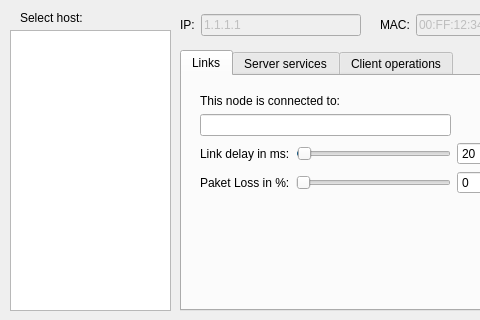
This is node.ui in koppd/mt as Qt 5 draws it before an edit; both pictures show x 0 to 480 and y 0 to 320 of the 646 by 453 pixel window. The edited form follows.
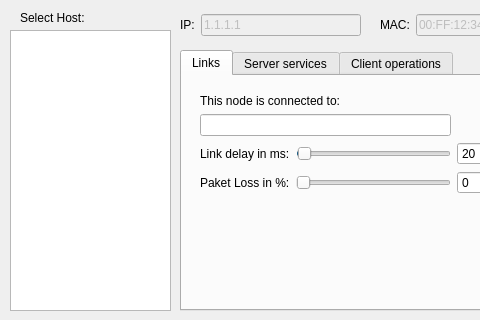
This is the edited form.

Commit message: getRouterList sowie Node->Host Ersetzung

```diff
--- a/node.ui
+++ b/node.ui
@@ -49,7 +49,7 @@
     </rect>
    </property>
    <property name="text">
-    <string>Select host:</string>
+    <string>Select Host:</string>
    </property>
   </widget>
   <widget class="QWidget" name="widget" native="true">
```
Left out of the diff: 4 changed lines with no effect on the pictures. The commit also changes 3 other files.
